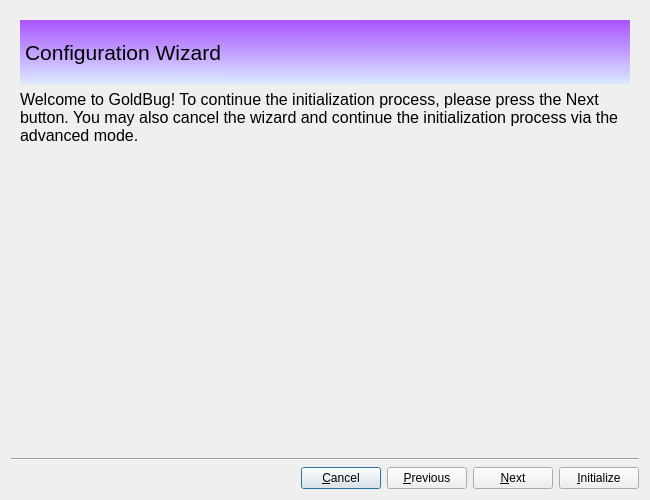
Above: branches/trunk/GoldBug-UI/spot-on-wizard.ui from textbrowser/spot-on before the change. Below: the same form after it.
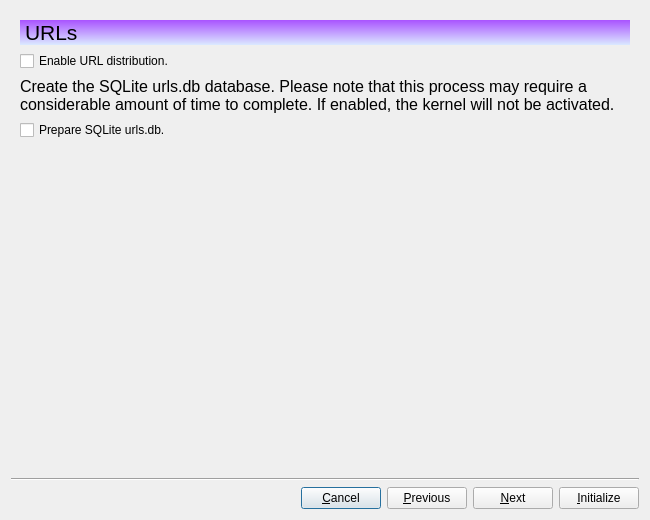
That is the form after the change. The open tabs and pages were chosen to show the change. Icons and pictures are not drawn.

Commit message: Yet another wasted change.

Diff of the .ui file:
```diff
--- a/branches/trunk/GoldBug-UI/spot-on-wizard.ui
+++ b/branches/trunk/GoldBug-UI/spot-on-wizard.ui
@@ -7,7 +7,7 @@
     <x>0</x>
     <y>0</y>
     <width>650</width>
-    <height>500</height>
+    <height>520</height>
    </rect>
   </property>
   <property name="windowTitle">
@@ -440,6 +440,113 @@
        </item>
       </layout>
      </widget>
+     <widget class="QWidget" name="page_5">
+      <layout class="QVBoxLayout" name="verticalLayout_3">
+       <item>
+        <widget class="QFrame" name="frame_3">
+         <property name="styleSheet">
+          <string notr="true">background-color: qlineargradient(spread:reflect, x1:0.023, y1:0.988636, x2:0.028, y2:0.011, stop:0 rgba(218, 232, 255, 255), stop:1 rgba(170, 85, 255, 255));</string>
+         </property>
+         <layout class="QHBoxLayout" name="horizontalLayout_7">
+          <property name="spacing">
+           <number>0</number>
+          </property>
+          <property name="leftMargin">
+           <number>0</number>
+          </property>
+          <property name="topMargin">
+           <number>0</number>
+          </property>
+          <property name="rightMargin">
+           <number>0</number>
+          </property>
+          <property name="bottomMargin">
+           <number>0</number>
+          </property>
+          <item>
+           <widget class="QLabel" name="label_13">
+            <property name="font">
+             <font>
+              <pointsize>16</pointsize>
+             </font>
+            </property>
+            <property name="styleSheet">
+             <string notr="true">background-color: transparent;</string>
+            </property>
+            <property name="text">
+             <string>URLs</string>
+            </property>
+            <property name="indent">
+             <number>5</number>
+            </property>
+           </widget>
+          </item>
+          <item>
+           <widget class="QLabel" name="label_14">
+            <property name="maximumSize">
+             <size>
+              <width>64</width>
+              <height>64</height>
+             </size>
+            </property>
+            <property name="styleSheet">
+             <string notr="true">background-color: transparent;</string>
+            </property>
+            <property name="pixmap">
+             <pixmap resource="../Icons/icons.qrc">:/wizard/urls.png</pixmap>
+            </property>
+            <property name="scaledContents">
+             <bool>true</bool>
+            </property>
+           </widget>
+          </item>
+         </layout>
+        </widget>
+       </item>
+       <item>
+        <widget class="QCheckBox" name="enable_url_distribution">
+         <property name="text">
+          <string>Enable URL distribution.</string>
+         </property>
+        </widget>
+       </item>
+       <item>
+        <widget class="QLabel" name="label_15">
+         <property name="font">
+          <font>
+           <pointsize>12</pointsize>
+          </font>
+         </property>
+         <property name="text">
+          <string>Create the SQLite urls.db database. Please note that this process may require a considerable amount of time to complete. If enabled, the kernel will not be activated.</string>
+         </property>
+         <property name="wordWrap">
+          <bool>true</bool>
+         </property>
+        </widget>
+       </item>
+       <item>
+        <widget class="QCheckBox" name="prepare_sqlite_urls_db">
+         <property name="text">
+          <string>Prepare SQLite urls.db.</string>
+         </property>
+        </widget>
+       </item>
+       <item>
+        <spacer name="verticalSpacer_5">
+         <property name="orientation">
+          <enum>Qt::Vertical</enum>
+         </property>
+         <property name="sizeHint" stdset="0">
+          <size>
+           <width>20</width>
+           <height>40</height>
+          </size>
+         </property>
+        </spacer>
+       </item>
+      </layout>
+     </widget>
     </widget>
    </item>
    <item>
```
Left out of the diff: 6 changed lines with no effect on the pictures.
